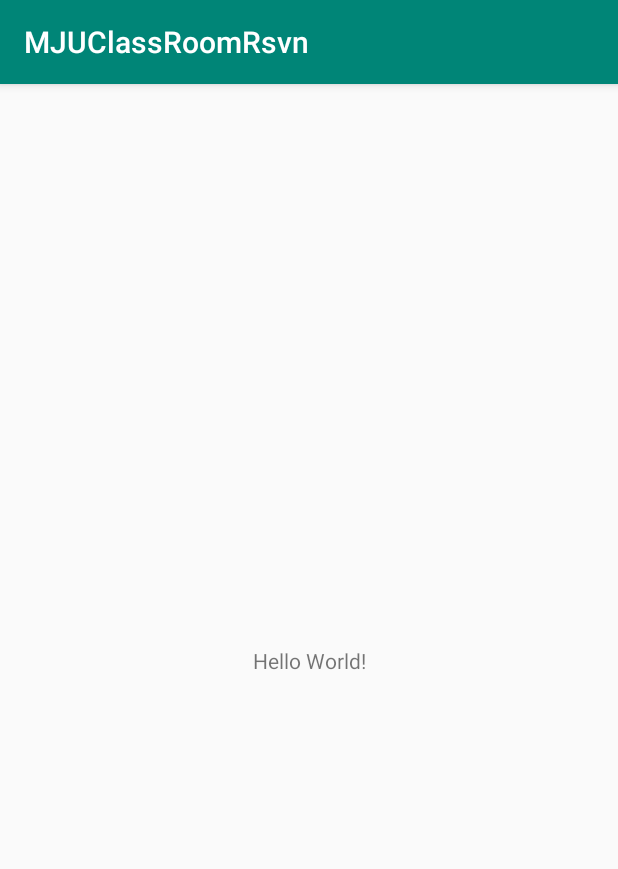
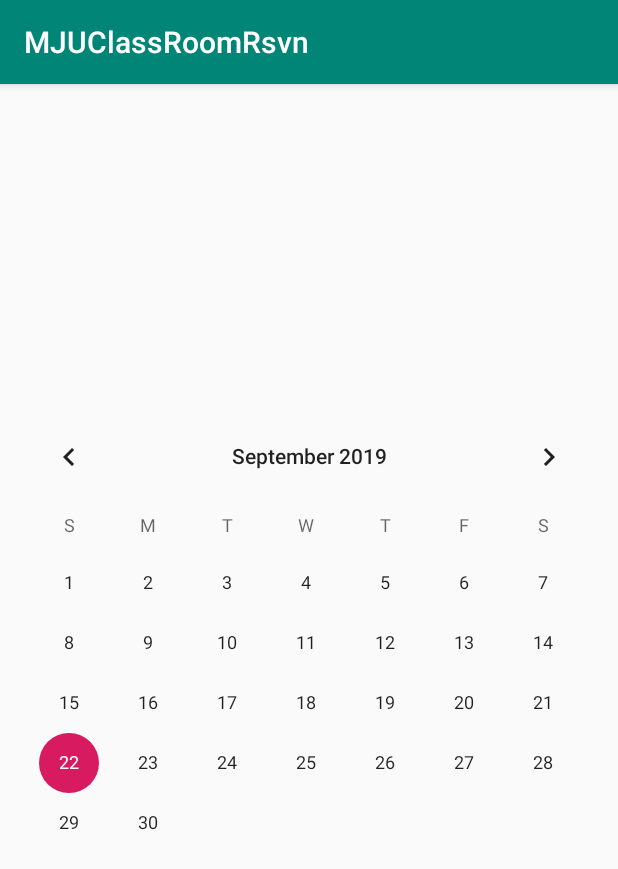
Before and after one commit to 13circle/MJUClassRoomRsvn, an Android app: the screen it shows after launch (MainActivity before the commit, CalendarActivity after it), on a phone screen of 412 x 824 dp. Shown: the top 869 px of the screen. Run offline under Robolectric (Android 15) with nearby library versions, the phone set to English and light mode, and no system bars; 1 statement that could not run was skipped.

Commit message:
Minor System File Updates

```diff
--- a/app/src/main/AndroidManifest.xml
+++ b/app/src/main/AndroidManifest.xml
@@ -16,6 +16,7 @@
                 <category android:name="android.intent.category.LAUNCHER" />
             </intent-filter>
         </activity>
+        <activity android:name=".CalendarActivity"></activity>
     </application>
 
 </manifest>
--- a/app/src/main/java/com/example/mjuclassroomrsvn/CalendarActivity.java
+++ b/app/src/main/java/com/example/mjuclassroomrsvn/CalendarActivity.java
@@ -1,4 +1,54 @@
 package com.example.mjuclassroomrsvn;
 
-public class CalendarActivity {
+import android.content.Intent;
+import android.os.Bundle;
+import android.widget.CalendarView;
+import android.widget.Toast;
+
+import androidx.annotation.NonNull;
+import androidx.appcompat.app.AppCompatActivity;
+
+import java.util.Calendar;
+
+public class CalendarActivity extends AppCompatActivity {
+
+    CalendarView calendarView;
+
+    @Override
+    protected void onCreate(Bundle savedInstanceState) {
+        super.onCreate(savedInstanceState);
+        setContentView(R.layout.activity_calendar);
+
+        calendarView.setOnDateChangeListener(new CalendarView.OnDateChangeListener() {
+            @Override
+            public void onSelectedDayChange(@NonNull CalendarView view, int year, int month, int dayOfMonth) {
+
+                Calendar calendar = Calendar.getInstance();
+                int dayOfWeek = calendar.get(Calendar.DAY_OF_WEEK);
+                switch(dayOfWeek) {
+                    case Calendar.SATURDAY:
+                    case Calendar.SUNDAY:
+                        Toast.makeText(getApplicationContext(), "주말은 예약하실 수 없습니다!", Toast.LENGTH_SHORT);
+                        return;
+                    default: break;
+                }
+
+                /* @TODO : Move to [RESERVATION_CLASS] as below:
+                Intent intent = new Intent(getApplicationContext(), [RESERVATION_CLASS].class);
+                intent.putExtra("year", year);
+                intent.putExtra("month", month + 1);
+                intent.putExtra("dayOfMonth", dayOfMonth);
+                startActivity(intent);
+                 */
+
+                /* @TODO : [RESERVATION_CLASS] must receive data as below:
+                * Intent intent = getIntent();
+                * int year = intent.getExtras().getInt("year");
+                * int month = intent.getExtras().getInt("month");
+                * int dayOfMonth = intent.getExtras().getInt("dayOfMonth");
+                * */
+
+            }
+        });
+    }
 }
--- a/app/src/main/java/com/example/mjuclassroomrsvn/MainActivity.java
+++ b/app/src/main/java/com/example/mjuclassroomrsvn/MainActivity.java
@@ -2,6 +2,7 @@ package com.example.mjuclassroomrsvn;
 
 import androidx.appcompat.app.AppCompatActivity;
 
+import android.content.Intent;
 import android.os.Bundle;
 
 public class MainActivity extends AppCompatActivity {
@@ -10,5 +11,9 @@ public class MainActivity extends AppCompatActivity {
     protected void onCreate(Bundle savedInstanceState) {
         super.onCreate(savedInstanceState);
         setContentView(R.layout.activity_main);
+
+        // @TODO : Test Movement. Must be changed into login activity.
+        Intent intent = new Intent(getApplicationContext(), CalendarActivity.class);
+        startActivity(intent);
     }
 }
--- a/app/src/main/res/layout/activity_calendar.xml
+++ b/app/src/main/res/layout/activity_calendar.xml
@@ -1,6 +1,12 @@
 <?xml version="1.0" encoding="utf-8"?>
 <LinearLayout xmlns:android="http://schemas.android.com/apk/res/android"
-    android:orientation="vertical" android:layout_width="match_parent"
-    android:layout_height="match_parent">
+    android:layout_width="match_parent"
+    android:layout_height="match_parent"
+    android:gravity="center"
+    android:orientation="vertical">
 
+    <CalendarView
+        android:id="@+id/calendarView"
+        android:layout_width="match_parent"
+        android:layout_height="wrap_content" />
 </LinearLayout>
```
